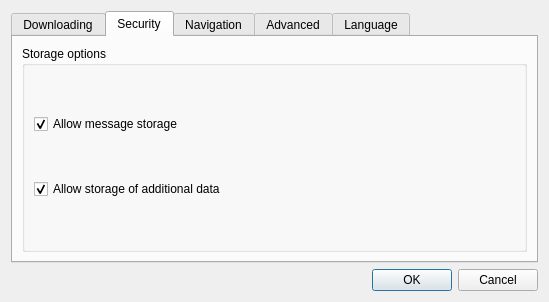
Before: the Qt Designer form src/gui/ui/dlg_preferences.ui in psakar/datovka, drawn with Qt 5.
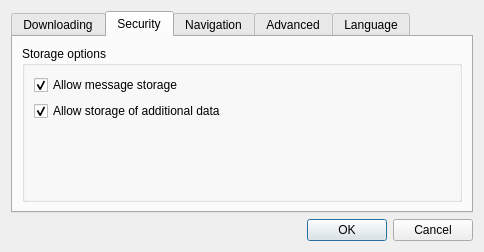
After: the same form once the commit is applied. The open tabs and pages were chosen to show the change. Icons and pictures are not drawn.

Commit message: Added preferences and proxy class, update preferences ui

The edit to the form file:
```diff
--- a/src/gui/ui/dlg_preferences.ui
+++ b/src/gui/ui/dlg_preferences.ui
@@ -6,8 +6,8 @@
    <rect>
     <x>0</x>
     <y>0</y>
-    <width>549</width>
-    <height>302</height>
+    <width>484</width>
+    <height>234</height>
    </rect>
   </property>
   <property name="windowTitle">
@@ -139,6 +139,19 @@
             </property>
            </widget>
           </item>
+          <item>
+           <spacer name="store_additional_data_on_disk">
+            <property name="orientation">
+             <enum>Qt::Vertical</enum>
+            </property>
+            <property name="sizeHint" stdset="0">
+             <size>
+              <width>20</width>
+              <height>40</height>
+             </size>
+            </property>
+           </spacer>
+          </item>
          </layout>
         </widget>
        </item>
```
Left out of the diff: 86 changed lines with no effect on the pictures. The commit also changes 7 other files.
